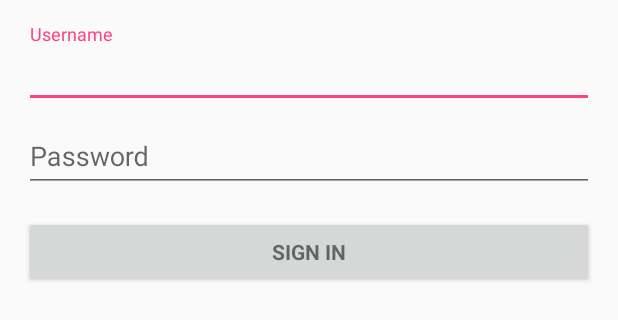
After one commit to AustinRoberts97/Anomaly_detection_android, an Android app: the layout activity_login.xml on its own in the app's theme, with its tools: preview values and no code run, on a phone screen of 412 x 824 dp. The commit adds this screen. Shown: the top 320 px of the screen. Run offline under Robolectric (Android 15) with nearby library versions, the phone set to English and light mode, and no system bars.

Commit message:
Added login page

```diff
--- /dev/null
+++ b/app/src/main/res/layout/activity_login.xml
@@ -0,0 +1,78 @@
+<?xml version="1.0" encoding="utf-8"?>
+<LinearLayout xmlns:android="http://schemas.android.com/apk/res/android"
+    xmlns:tools="http://schemas.android.com/tools"
+    android:layout_width="match_parent"
+    android:layout_height="match_parent"
+    android:gravity="center_horizontal"
+    android:orientation="vertical"
+    android:paddingLeft="@dimen/activity_horizontal_margin"
+    android:paddingTop="@dimen/activity_vertical_margin"
+    android:paddingRight="@dimen/activity_horizontal_margin"
+    android:paddingBottom="@dimen/activity_vertical_margin"
+    tools:context=".LoginActivity">
+
+    <!-- Login progress -->
+    <ProgressBar
+        android:id="@+id/login_progress"
+        style="?android:attr/progressBarStyleLarge"
+        android:layout_width="wrap_content"
+        android:layout_height="wrap_content"
+        android:layout_marginBottom="8dp"
+        android:visibility="gone" />
+
+    <ScrollView
+        android:id="@+id/login_form"
+        android:layout_width="match_parent"
+        android:layout_height="match_parent">
+
+        <LinearLayout
+            android:id="@+id/username_login_form"
+            android:layout_width="match_parent"
+            android:layout_height="wrap_content"
+            android:orientation="vertical">
+
+            <android.support.design.widget.TextInputLayout
+                android:layout_width="match_parent"
+                android:layout_height="wrap_content">
+
+                <AutoCompleteTextView
+                    android:id="@+id/email"
+                    android:layout_width="match_parent"
+                    android:layout_height="wrap_content"
+                    android:hint="Username"
+                    android:inputType="textEmailAddress"
+                    android:maxLines="1"
+                    android:singleLine="true" />
+
+            </android.support.design.widget.TextInputLayout>
+
+            <android.support.design.widget.TextInputLayout
+                android:layout_width="match_parent"
+                android:layout_height="wrap_content">
+
+                <EditText
+                    android:id="@+id/password"
+                    android:layout_width="match_parent"
+                    android:layout_height="wrap_content"
+                    android:hint="Password"
+                    android:imeActionId="6"
+                    android:imeActionLabel="@string/action_sign_in_short"
+                    android:imeOptions="actionUnspecified"
+                    android:inputType="textPassword"
+                    android:maxLines="1"
+                    android:singleLine="true" />
+
+            </android.support.design.widget.TextInputLayout>
+
+            <Button
+                android:id="@+id/email_sign_in_button"
+                style="?android:textAppearanceSmall"
+                android:layout_width="match_parent"
+                android:layout_height="wrap_content"
+                android:layout_marginTop="16dp"
+                android:text="sign in"
+                android:textStyle="bold" />
+
+        </LinearLayout>
+    </ScrollView>
+</LinearLayout>
--- a/app/src/main/res/values/dimens.xml
+++ b/app/src/main/res/values/dimens.xml
@@ -2,4 +2,7 @@
     <dimen name="app_bar_height">180dp</dimen>
     <dimen name="fab_margin">16dp</dimen>
     <dimen name="text_margin">16dp</dimen>
+    <!-- Default screen margins, per the Android Design guidelines. -->
+    <dimen name="activity_horizontal_margin">16dp</dimen>
+    <dimen name="activity_vertical_margin">16dp</dimen>
 </resources>
```
Also changed, not shown: app/src/main/AndroidManifest.xml (+14 -4 lines), app/src/main/java/edu/msu/rober976/anomaly_detection_android/LoginActivity.java (added, +349 -0 lines), app/src/main/res/values/strings.xml (+13 -0 lines).
